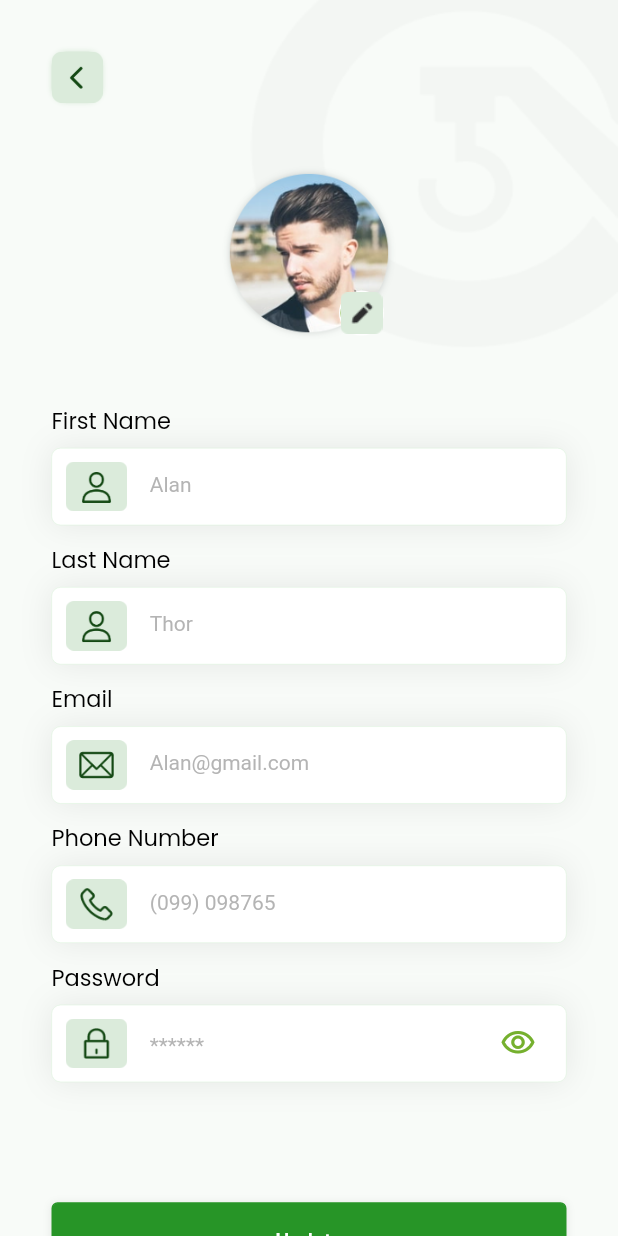
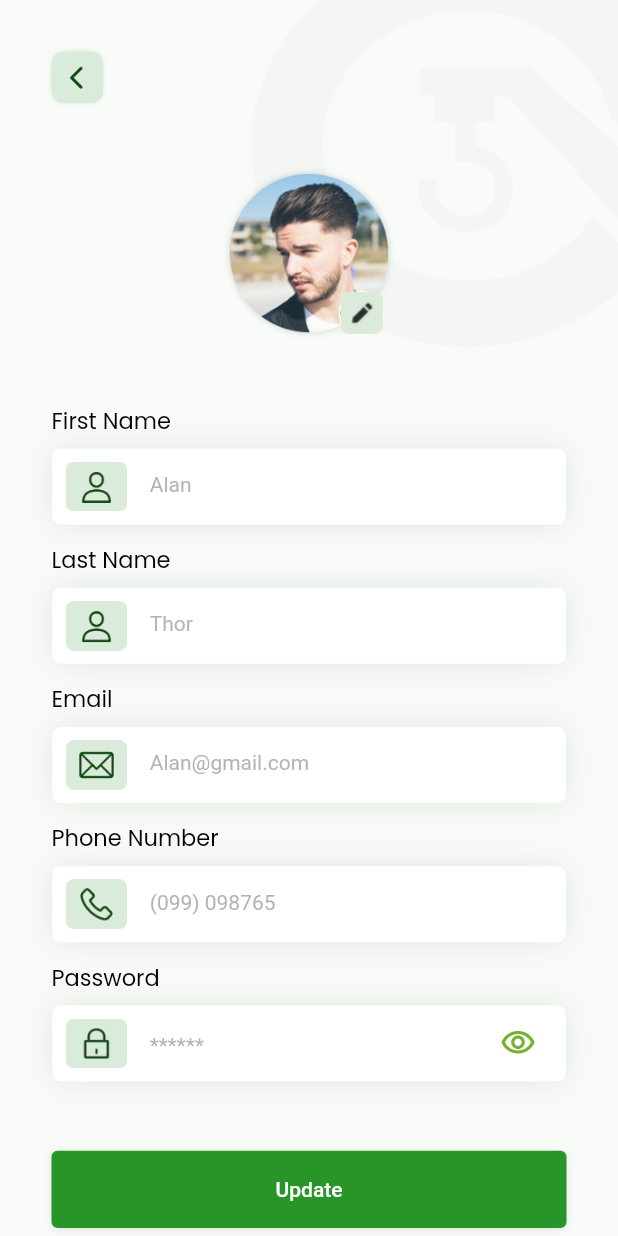
Before and after one commit to App-Jinn-byte/quick_tow_trucker, a Flutter app: the EditProfileScreen screen opened by its route, on a phone screen of 412 x 824 dp. Run offline on Flutter 3.47's test engine with Material 2 defaults, Android fonts, the phone set to English and light mode, and no system bars; our stand-ins replace connectivity, dio, flutter_rating_bar, fluttertoast, google_maps_flutter, lottie and 1 more; missing offline and left inert: date_time_format; accounts and stored records are empty; Roboto replaces fonts that are missing (Poppins-Light, Poppins-Medium).

Commit message:
Trello cards

```diff
--- a/lib/screens/main_home_screens/drawer_menu_screens/profile_screens/edit_profile_screens/edit_profile_screen.dart
+++ b/lib/screens/main_home_screens/drawer_menu_screens/profile_screens/edit_profile_screens/edit_profile_screen.dart
@@ -320,7 +320,7 @@ class _EditProfileScreenState extends State<EditProfileScreen> {
                   ),
                 ),
                 SizedBox(
-                  height: sizes!.heightRatio * 70.0,
+                  height: sizes!.heightRatio * 40.0,
                 ),
                 Padding(
                     padding: EdgeInsets.only(
@@ -329,9 +329,10 @@ class _EditProfileScreenState extends State<EditProfileScreen> {
                     child: CommonWidgets.getStartButton("Update", onPress: () {
                       updateProfile();
                     })),
-                SizedBox(
-                  height: sizes!.heightRatio * 30.0,
-                ),
+
+                // SizedBox(
+                //   height: sizes!.heightRatio * 30.0,
+                // ),
                 // Padding(
                 //     // this is new
                 //     padding: EdgeInsets.only(
```
